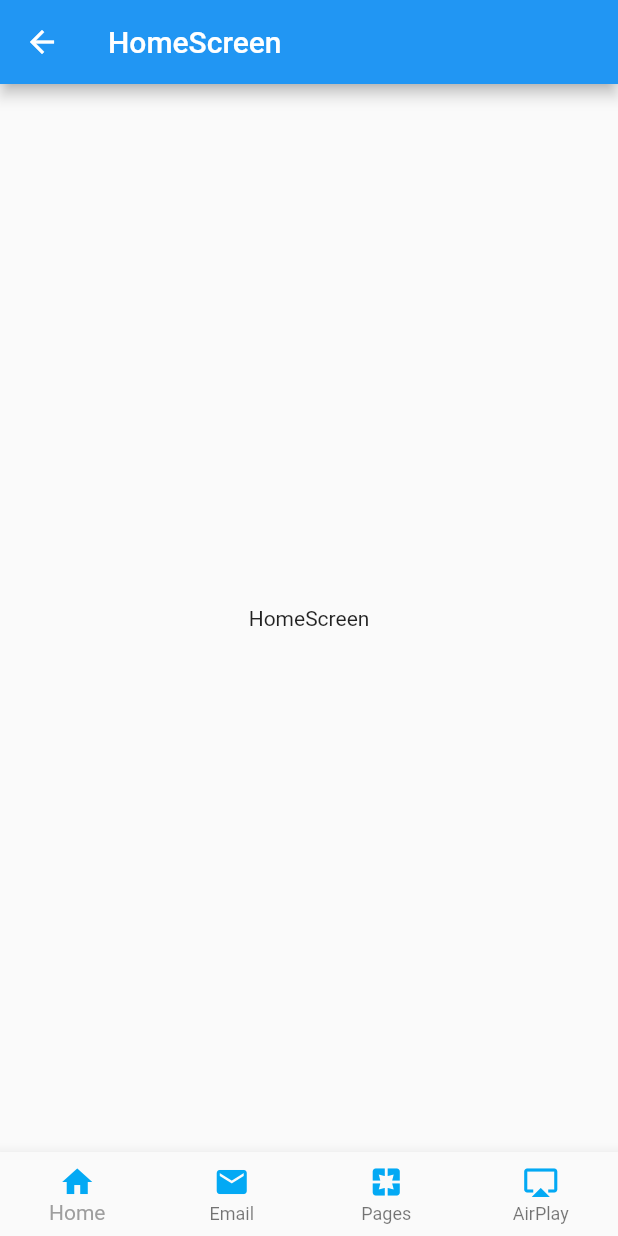
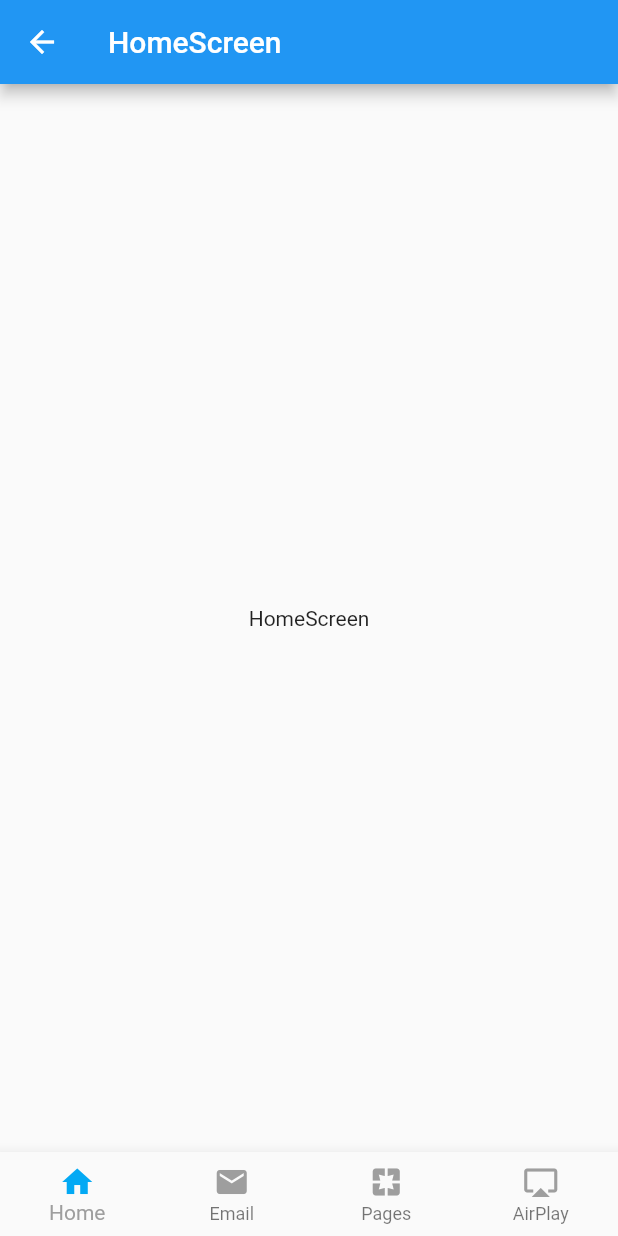
Before and after one commit to xzchsia/flutter_demo, a Flutter app: the BottomNavigationWidget screen opened directly, on a phone screen of 412 x 824 dp. Run offline on Flutter 3.47's test engine with Material 2 defaults, Android fonts, the phone set to English and light mode, and no system bars.

Commit message:
BottomNavigation Demo 切换item的颜色，选中用primaryColor，其他都是grey
Signed-off-by: xzchsia <xzchsia@hotmail.com>

```diff
--- a/lib/BottonNavigation/BottomNavigation.dart
+++ b/lib/BottonNavigation/BottomNavigation.dart
@@ -25,6 +25,15 @@ class _BottomNavigationState extends State<BottomNavigationWidget> {
     super.initState();
   }
 
+  /// 切换item的颜色，选中用primaryColor，其他都是grey
+  Color _buildStyle(int index) {
+    if(index == _currentIndex) {
+      return _bottomNavigationColor;
+    } else {
+      return Colors.grey;
+    }
+  }
+
   @override
   Widget build(BuildContext context) {
     return Scaffold(
@@ -36,41 +45,41 @@ class _BottomNavigationState extends State<BottomNavigationWidget> {
           BottomNavigationBarItem(
             icon: Icon(
               Icons.home,
-              color: _bottomNavigationColor,
+              color: _buildStyle(0),
             ),
             title: Text(
               'Home',
-              style: TextStyle(color: _bottomNavigationColor),
+              style: TextStyle(color: _buildStyle(0)),
             ),
           ),
           BottomNavigationBarItem(
             icon: Icon(
               Icons.email,
-              color: _bottomNavigationColor,
+              color: _buildStyle(1),
             ),
             title: Text(
               'Email',
-              style: TextStyle(color: _bottomNavigationColor),
+              style: TextStyle(color: _buildStyle(1)),
             ),
           ),
           BottomNavigationBarItem(
             icon: Icon(
               Icons.pages,
-              color: _bottomNavigationColor,
+              color: _buildStyle(2),
             ),
             title: Text(
               'Pages',
-              style: TextStyle(color: _bottomNavigationColor),
+              style: TextStyle(color: _buildStyle(2)),
             ),
           ),
           BottomNavigationBarItem(
             icon: Icon(
               Icons.airplay,
-              color: _bottomNavigationColor,
+              color: _buildStyle(3),
             ),
             title: Text(
               'AirPlay',
-              style: TextStyle(color: _bottomNavigationColor),
+              style: TextStyle(color: _buildStyle(3)),
             ),
           ),
         ],
```
